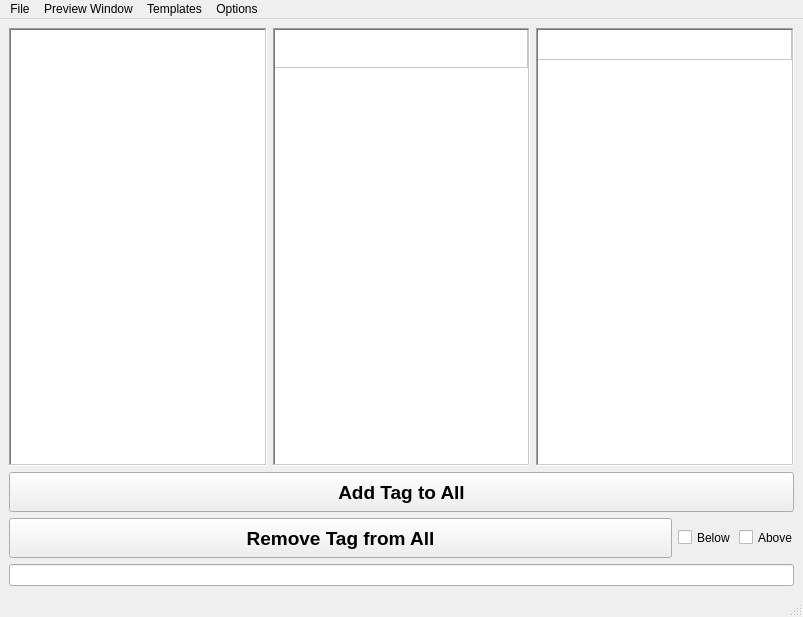
First picture: the form in Ui/tagger.ui, repository Akaig/BooruTagger, before the edit.
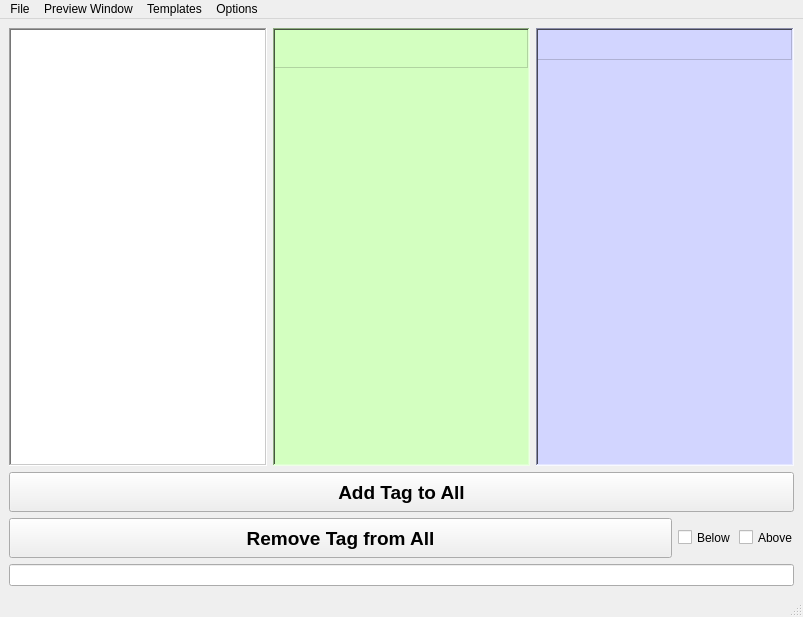
Second picture: the form after the edit. Icons and pictures are not drawn. Custom widgets are drawn as their Qt base class.

Patch:
```diff
--- a/Ui/tagger.ui
+++ b/Ui/tagger.ui
@@ -124,6 +124,9 @@
           <bold>false</bold>
          </font>
         </property>
+        <property name="styleSheet">
+         <string notr="true">background-color: rgb(211, 255, 192);</string>
+        </property>
         <property name="frameShape">
          <enum>QFrame::WinPanel</enum>
         </property>
@@ -134,7 +137,7 @@
          <number>0</number>
         </property>
         <property name="alternatingRowColors">
-         <bool>true</bool>
+         <bool>false</bool>
         </property>
         <property name="showGrid">
          <bool>true</bool>
@@ -190,6 +193,9 @@
           <bold>false</bold>
          </font>
         </property>
+        <property name="styleSheet">
+         <string notr="true">background-color: rgb(210, 213, 255);</string>
+        </property>
         <property name="frameShape">
          <enum>QFrame::WinPanel</enum>
         </property>
@@ -197,7 +203,7 @@
          <number>1</number>
         </property>
         <property name="alternatingRowColors">
-         <bool>true</bool>
+         <bool>false</bool>
         </property>
         <property name="rowCount">
          <number>1</number>
```
